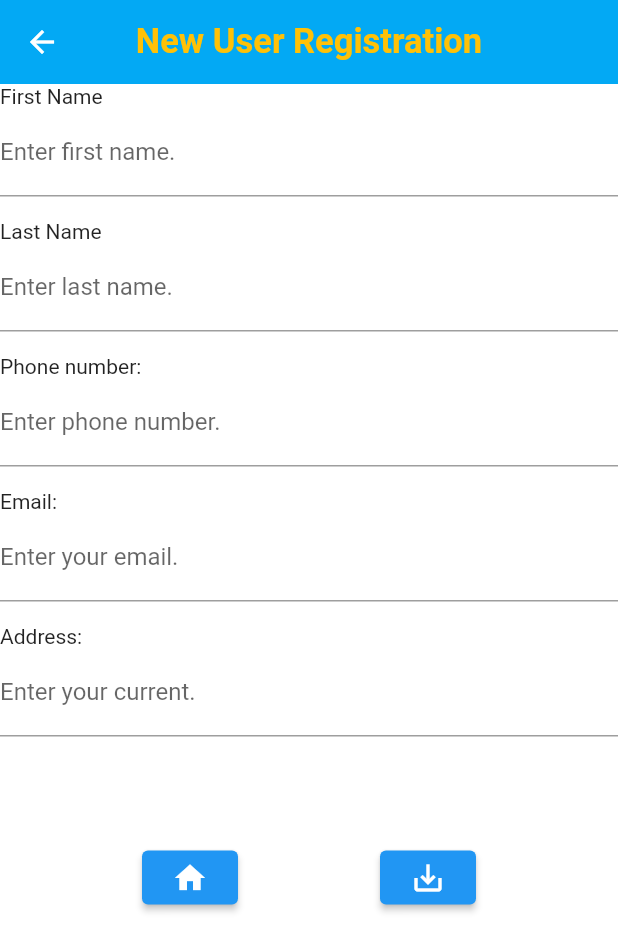
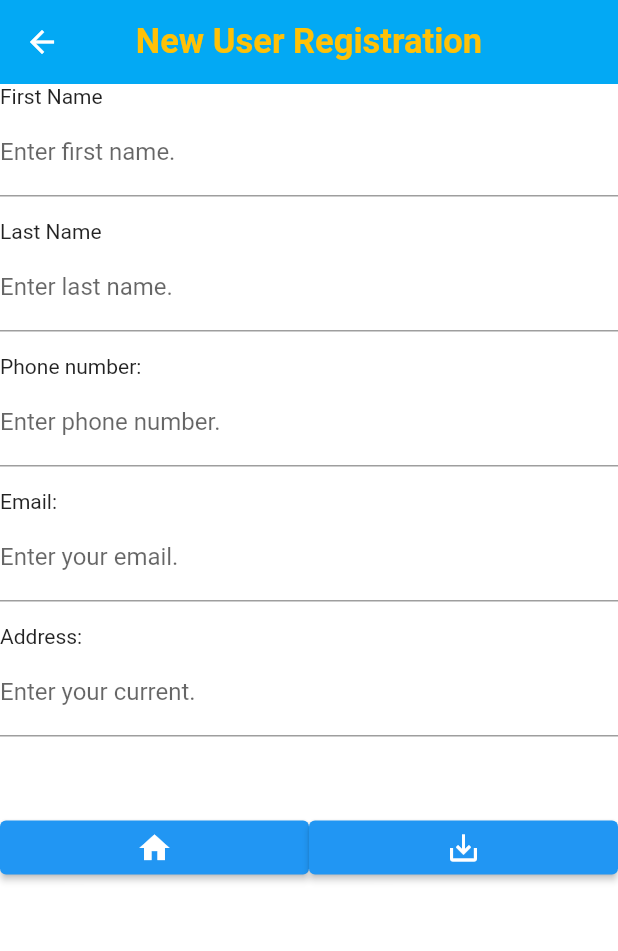
Before and after one commit to Verne-Ian/loanmanagerapp, a Flutter app: the signup screen opened directly, on a phone screen of 412 x 824 dp. Shown: the top 951 px of the screen. Run offline on Flutter 3.47's test engine with Material 2 defaults, Android fonts, the phone set to English and light mode, and no system bars.

Commit message:
Slight warning correction in code.

```diff
--- a/lib/main.dart
+++ b/lib/main.dart
@@ -145,11 +145,12 @@ class signup extends StatelessWidget {
                 labelText: "Enter your current."
             ),
           ),
-          const SizedBox(height: 70.0,),
+          const SizedBox(height: 50.0,),
           Row(
-              mainAxisAlignment: MainAxisAlignment.spaceEvenly,
+              mainAxisAlignment: MainAxisAlignment.center,
               children: [
-                ElevatedButton(onPressed: (){
+                Expanded(
+                  child: ElevatedButton(onPressed: (){
                     Navigator.pop(context);
                   },style: const ButtonStyle(
                     ),
@@ -157,12 +158,14 @@ class signup extends StatelessWidget {
                         Icons.home,
 
                       ), ),
-                ElevatedButton(onPressed: (){
+                ),
+                Expanded(
+                child: ElevatedButton(onPressed: (){
 
                 },
                     child: const Icon(
                         Icons.save_alt
-                    ) )
+                    ) ))
               ],
             ),
         ],
```
Also changed, not shown: 1 other file. Lines whose indentation alone changed are shown as unchanged.
